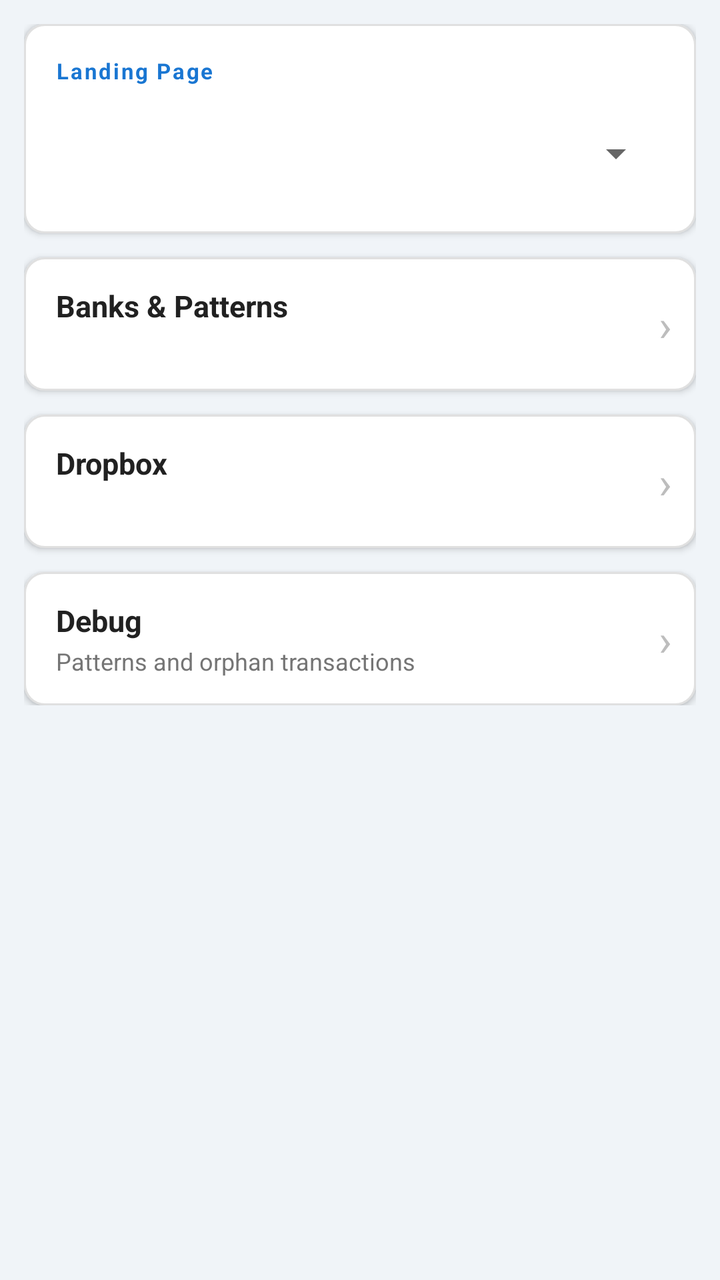
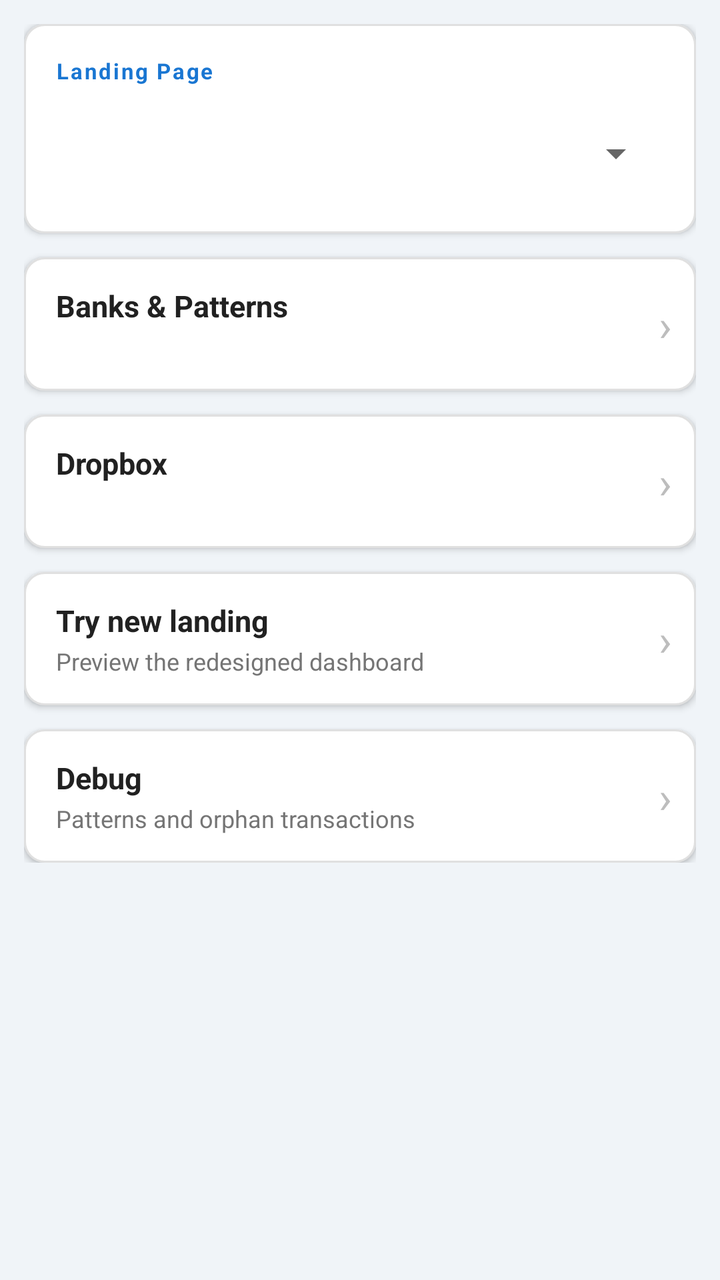

Two renders of the same Android screen: before a commit and after it. Below are the layout's source before the change and the commit's diff.
<!-- AndroidManifest.xml: application theme android:Theme.Material.Light.DarkActionBar -->
<!-- res/layout/activity_settings.xml -->
<?xml version="1.0" encoding="utf-8"?>
<ScrollView xmlns:android="http://schemas.android.com/apk/res/android"
    android:layout_width="match_parent"
    android:layout_height="match_parent"
    android:background="#F0F4F8">

    <LinearLayout
        android:layout_width="match_parent"
        android:layout_height="wrap_content"
        android:orientation="vertical"
        android:paddingLeft="12dp"
        android:paddingRight="12dp"
        android:paddingTop="12dp"
        android:paddingBottom="24dp">

        
        <LinearLayout
            android:layout_width="match_parent"
            android:layout_height="wrap_content"
            android:orientation="vertical"
            android:background="@drawable/bg_card"
            android:elevation="2dp"
            android:padding="16dp"
            android:layout_marginBottom="12dp">

            <TextView
                android:layout_width="match_parent"
                android:layout_height="wrap_content"
                android:text="@string/label_landing_page"
                android:textColor="#1976D2"
                android:textSize="11sp"
                android:textStyle="bold"
                android:letterSpacing="0.08"
                android:layout_marginBottom="10dp" />

            <Spinner
                android:id="@+id/spinnerLanding"
                android:layout_width="match_parent"
                android:layout_height="48dp" />

        </LinearLayout>

        
        <LinearLayout
            android:id="@+id/rowBanks"
            android:layout_width="match_parent"
            android:layout_height="wrap_content"
            android:orientation="horizontal"
            android:background="@drawable/bg_card"
            android:elevation="2dp"
            android:paddingLeft="16dp"
            android:paddingRight="12dp"
            android:paddingTop="14dp"
            android:paddingBottom="14dp"
            android:gravity="center_vertical">

            <LinearLayout
                android:layout_width="0dp"
                android:layout_height="wrap_content"
                android:layout_weight="1"
                android:orientation="vertical">

                <TextView
                    android:layout_width="match_parent"
                    android:layout_height="wrap_content"
                    android:text="@string/label_banks_patterns"
                    android:textColor="#212121"
                    android:textSize="15sp"
                    android:textStyle="bold" />

                <TextView
                    android:id="@+id/tvBanksCount"
                    android:layout_width="match_parent"
                    android:layout_height="wrap_content"
                    android:layout_marginTop="2dp"
                    android:textColor="#757575"
                    android:textSize="12sp" />

            </LinearLayout>

            <TextView
                android:layout_width="wrap_content"
                android:layout_height="wrap_content"
                android:text="›"
                android:textColor="#BDBDBD"
                android:textSize="22sp"
                android:paddingLeft="8dp" />

        </LinearLayout>

        
        <LinearLayout
            android:id="@+id/rowDropbox"
            android:layout_width="match_parent"
            android:layout_height="wrap_content"
            android:orientation="horizontal"
            android:background="@drawable/bg_card"
            android:elevation="2dp"
            android:paddingLeft="16dp"
            android:paddingRight="12dp"
            android:paddingTop="14dp"
            android:paddingBottom="14dp"
            android:gravity="center_vertical"
            android:layout_marginTop="12dp">

            <LinearLayout
                android:layout_width="0dp"
                android:layout_height="wrap_content"
                android:layout_weight="1"
                android:orientation="vertical">

                <TextView
                    android:layout_width="match_parent"
                    android:layout_height="wrap_content"
                    android:text="@string/label_dropbox"
                    android:textColor="#212121"
                    android:textSize="15sp"
                    android:textStyle="bold" />

                <TextView
                    android:id="@+id/tvDropboxStatus"
                    android:layout_width="match_parent"
                    android:layout_height="wrap_content"
                    android:layout_marginTop="2dp"
                    android:textColor="#757575"
                    android:textSize="12sp" />

            </LinearLayout>

            <TextView
                android:layout_width="wrap_content"
                android:layout_height="wrap_content"
                android:text="›"
                android:textColor="#BDBDBD"
                android:textSize="22sp"
                android:paddingLeft="8dp" />

        </LinearLayout>

        
        <LinearLayout
            android:id="@+id/rowDebug"
            android:layout_width="match_parent"
            android:layout_height="wrap_content"
            android:orientation="horizontal"
            android:background="@drawable/bg_card"
            android:elevation="2dp"
            android:paddingLeft="16dp"
            android:paddingRight="12dp"
            android:paddingTop="14dp"
            android:paddingBottom="14dp"
            android:gravity="center_vertical"
            android:layout_marginTop="12dp">

            <LinearLayout
                android:layout_width="0dp"
                android:layout_height="wrap_content"
                android:layout_weight="1"
                android:orientation="vertical">

                <TextView
                    android:layout_width="match_parent"
                    android:layout_height="wrap_content"
                    android:text="@string/label_debug"
                    android:textColor="#212121"
                    android:textSize="15sp"
                    android:textStyle="bold" />

                <TextView
                    android:layout_width="match_parent"
                    android:layout_height="wrap_content"
                    android:layout_marginTop="2dp"
                    android:text="@string/label_debug_sub"
                    android:textColor="#757575"
                    android:textSize="12sp" />

            </LinearLayout>

            <TextView
                android:layout_width="wrap_content"
                android:layout_height="wrap_content"
                android:text="›"
                android:textColor="#BDBDBD"
                android:textSize="22sp"
                android:paddingLeft="8dp" />

        </LinearLayout>

    </LinearLayout>
</ScrollView>
<!-- resources referenced by this layout -->
<resources>
  <!-- drawable bg_card (drawable) -->
  <?xml version="1.0" encoding="utf-8"?>
  <shape xmlns:android="http://schemas.android.com/apk/res/android"
      android:shape="rectangle">
      <solid android:color="#FFFFFF" />
      <corners android:radius="10dp" />
      <stroke android:width="1dp" android:color="#E0E0E0" />
  </shape>
  <string name="label_banks_patterns">Banks &amp; Patterns</string>
  <string name="label_debug">Debug</string>
  <string name="label_debug_sub">Patterns and orphan transactions</string>
  <string name="label_dropbox">Dropbox</string>
  <string name="label_landing_page">Landing Page</string>
</resources>

<!-- the commit's change to res/layout/activity_settings.xml (unified diff, before → after) -->
@@ -139,7 +139,7 @@
 
         
         <LinearLayout
-            android:id="@+id/rowDebug"
+            android:id="@+id/rowTryLanding"
             android:layout_width="match_parent"
             android:layout_height="wrap_content"
             android:orientation="horizontal"
@@ -161,6 +161,55 @@
                 <TextView
                     android:layout_width="match_parent"
                     android:layout_height="wrap_content"
+                    android:text="@string/label_try_new_landing"
+                    android:textColor="#212121"
+                    android:textSize="15sp"
+                    android:textStyle="bold" />
+
+                <TextView
+                    android:layout_width="match_parent"
+                    android:layout_height="wrap_content"
+                    android:layout_marginTop="2dp"
+                    android:text="@string/label_try_new_landing_sub"
+                    android:textColor="#757575"
+                    android:textSize="12sp" />
+
+            </LinearLayout>
+
+            <TextView
+                android:layout_width="wrap_content"
+                android:layout_height="wrap_content"
+                android:text="›"
+                android:textColor="#BDBDBD"
+                android:textSize="22sp"
+                android:paddingLeft="8dp" />
+
+        </LinearLayout>
+
+        
+        <LinearLayout
+            android:id="@+id/rowDebug"
+            android:layout_width="match_parent"
+            android:layout_height="wrap_content"
+            android:orientation="horizontal"
+            android:background="@drawable/bg_card"
+            android:elevation="2dp"
+            android:paddingLeft="16dp"
+            android:paddingRight="12dp"
+            android:paddingTop="14dp"
+            android:paddingBottom="14dp"
+            android:gravity="center_vertical"
+            android:layout_marginTop="12dp">
+
+            <LinearLayout
+                android:layout_width="0dp"
+                android:layout_height="wrap_content"
+                android:layout_weight="1"
+                android:orientation="vertical">
+
+                <TextView
+                    android:layout_width="match_parent"
+                    android:layout_height="wrap_content"
                     android:text="@string/label_debug"
                     android:textColor="#212121"
                     android:textSize="15sp"
<!-- resource entries referenced after the edit -->
@@ -13,5 +13,7 @@
   <string name="label_debug_sub">Patterns and orphan transactions</string>
   <string name="label_dropbox">Dropbox</string>
   <string name="label_landing_page">Landing Page</string>
+  <string name="label_try_new_landing">Try new landing</string>
+  <string name="label_try_new_landing_sub">Preview the redesigned dashboard</string>
 </resources>
 
